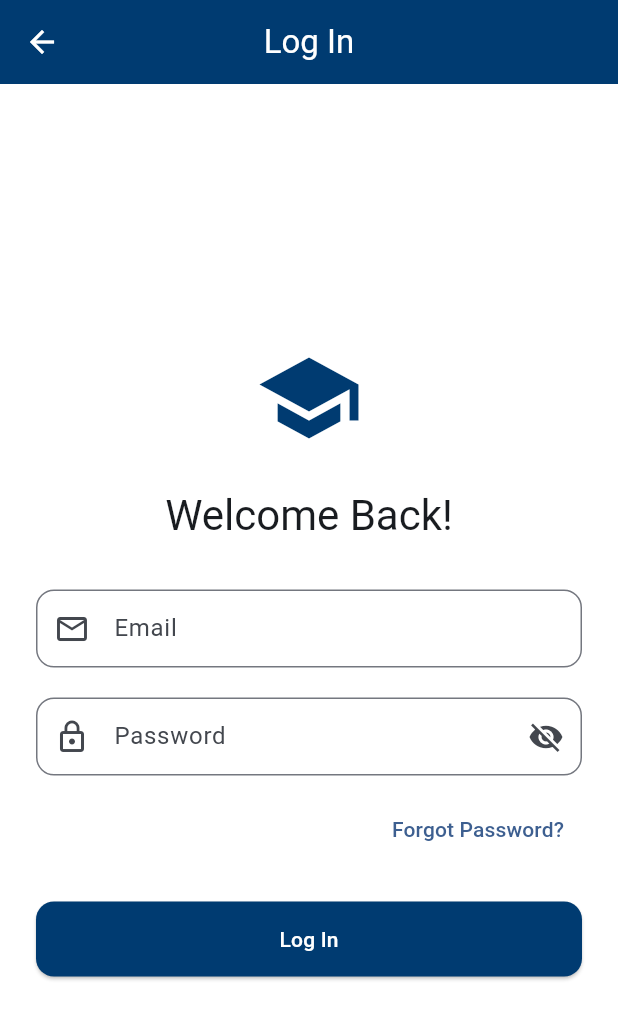
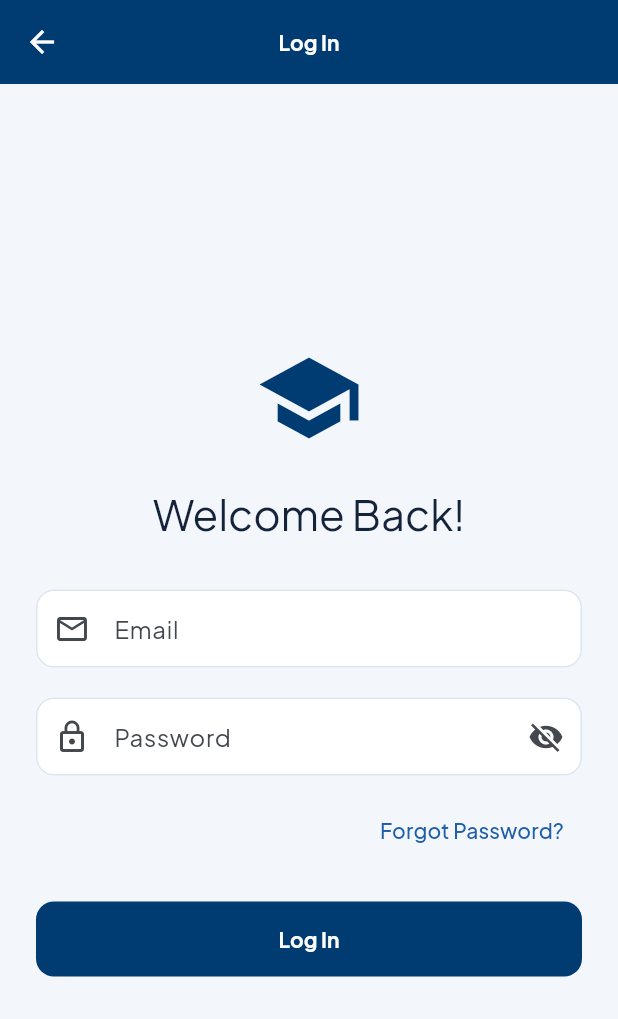
Before and after one commit to ikranurtoksoz/CS310, a Flutter app: the screen it shows after launch, after a tap on "Log In", on a phone screen of 412 x 824 dp. Shown: the top 1019 px of the screen. Run offline on Flutter 3.47's test engine with Material 3 defaults, Android fonts, the phone set to English and light mode, and no system bars; our stand-ins replace google_fonts.

Commit message:
style(theme): Sabancı blue palette, Plus Jakarta Sans and gradient helpers

```diff
--- a/survivor_app/lib/theme/app_theme.dart
+++ b/survivor_app/lib/theme/app_theme.dart
@@ -1,27 +1,110 @@
+import 'package:flutter/material.dart';
+import 'package:google_fonts/google_fonts.dart';
 
-import 'package:flutter/material.dart';
+/// Sabancı University blue palette, Plus Jakarta Sans typography,
+/// soft gradient backgrounds. Shared by every screen.
+class AppTheme {
+  // Core palette (Sabancı blue tones)
+  static const Color primaryColor = Color(0xFF003B71); // SU navy
+  static const Color primaryLight = Color(0xFF1F5FA8);
+  static const Color accent = Color(0xFF4FA3E0); // sky
+  static const Color backgroundColor = Color(0xFFF3F7FC);
+  static const Color surface = Colors.white;
+  static const Color textPrimary = Color(0xFF14233A);
+  static const Color textSecondary = Color(0xFF64748B);
+  static const Color divider = Color(0xFFDCE6F2);
 
-class AppTheme {
-  static const Color primaryColor = Color(0xFF003B71);
-  static const Color backgroundColor = Colors.white;
+  // Semantic colours
+  static const Color success = Color(0xFF2E8B57);
+  static const Color warning = Color(0xFFE09E3C);
+  static const Color danger = Color(0xFFC9485B);
+  static const Color highlight = Color(0xFFE3EEF9);
 
-  static ThemeData lightTheme = ThemeData(
-    useMaterial3: true,
+  /// Subtle page gradient (top → bottom).
+  static const LinearGradient pageGradient = LinearGradient(
+    begin: Alignment.topCenter,
+    end: Alignment.bottomCenter,
+    colors: [Color(0xFFEAF2FB), Color(0xFFF8FBFE), Colors.white],
+    stops: [0.0, 0.45, 1.0],
+  );
+
+  /// Header gradient for app bars and hero cards.
+  static const LinearGradient headerGradient = LinearGradient(
+    begin: Alignment.topLeft,
+    end: Alignment.bottomRight,
+    colors: [Color(0xFF002B55), Color(0xFF003B71), Color(0xFF1F5FA8)],
+  );
+
+  static ThemeData get lightTheme {
+    final base = ThemeData(useMaterial3: true);
+    final textTheme = GoogleFonts.plusJakartaSansTextTheme(base.textTheme)
+        .apply(bodyColor: textPrimary, displayColor: textPrimary);
+
+    return base.copyWith(
       colorScheme: ColorScheme.fromSeed(
         seedColor: primaryColor,
+        primary: primaryColor,
+        secondary: accent,
+        surface: surface,
+        error: danger,
       ),
       scaffoldBackgroundColor: backgroundColor,
-    fontFamily: 'Roboto',
+      textTheme: textTheme,
+      dividerColor: divider,
 
-    appBarTheme: const AppBarTheme(
+      appBarTheme: AppBarTheme(
         backgroundColor: primaryColor,
         foregroundColor: Colors.white,
         centerTitle: true,
+        elevation: 0,
+        surfaceTintColor: Colors.transparent,
+        titleTextStyle: textTheme.titleLarge?.copyWith(
+          color: Colors.white,
+          fontWeight: FontWeight.w700,
+        ),
+      ),
+
+      tabBarTheme: const TabBarThemeData(
+        labelColor: Colors.white,
+        unselectedLabelColor: Color(0xFFB7CDE6),
+        indicatorColor: Color(0xFF4FA3E0),
+        dividerColor: Colors.transparent,
+      ),
+
+      cardTheme: CardThemeData(
+        color: surface,
+        elevation: 0,
+        surfaceTintColor: Colors.transparent,
+        shape: RoundedRectangleBorder(
+          borderRadius: BorderRadius.circular(16),
+          side: const BorderSide(color: divider),
+        ),
+        margin: const EdgeInsets.symmetric(vertical: 6),
+      ),
+
+      chipTheme: ChipThemeData(
+        backgroundColor: surface,
+        selectedColor: highlight,
+        side: const BorderSide(color: divider),
+        labelStyle: textTheme.labelLarge?.copyWith(color: textPrimary),
+        shape:
+            RoundedRectangleBorder(borderRadius: BorderRadius.circular(999)),
       ),
 
       inputDecorationTheme: InputDecorationTheme(
+        filled: true,
+        fillColor: surface,
         border: OutlineInputBorder(
           borderRadius: BorderRadius.circular(12),
+          borderSide: const BorderSide(color: divider),
+        ),
+        enabledBorder: OutlineInputBorder(
+          borderRadius: BorderRadius.circular(12),
+          borderSide: const BorderSide(color: divider),
+        ),
+        focusedBorder: OutlineInputBorder(
+          borderRadius: BorderRadius.circular(12),
+          borderSide: const BorderSide(color: primaryLight, width: 1.6),
         ),
         contentPadding: const EdgeInsets.symmetric(
           horizontal: 16,
@@ -34,10 +117,68 @@ class AppTheme {
           backgroundColor: primaryColor,
           foregroundColor: Colors.white,
           minimumSize: const Size(double.infinity, 50),
+          elevation: 0,
+          textStyle: textTheme.labelLarge?.copyWith(fontWeight: FontWeight.w700),
           shape: RoundedRectangleBorder(
             borderRadius: BorderRadius.circular(12),
           ),
         ),
       ),
+
+      outlinedButtonTheme: OutlinedButtonThemeData(
+        style: OutlinedButton.styleFrom(
+          foregroundColor: primaryColor,
+          minimumSize: const Size(double.infinity, 50),
+          side: const BorderSide(color: primaryColor),
+          textStyle: textTheme.labelLarge?.copyWith(fontWeight: FontWeight.w600),
+          shape: RoundedRectangleBorder(
+            borderRadius: BorderRadius.circular(12),
+          ),
+        ),
+      ),
+
+      textButtonTheme: TextButtonThemeData(
+        style: TextButton.styleFrom(foregroundColor: primaryLight),
+      ),
+
+      navigationBarTheme: NavigationBarThemeData(
+        backgroundColor: surface,
+        indicatorColor: highlight,
+        surfaceTintColor: Colors.transparent,
+        iconTheme: WidgetStateProperty.resolveWith((s) => IconThemeData(
+            color: s.contains(WidgetState.selected)
+                ? primaryColor
+                : textSecondary)),
+        labelTextStyle: WidgetStateProperty.resolveWith((s) =>
+            (textTheme.labelSmall ?? const TextStyle()).copyWith(
+              fontWeight: s.contains(WidgetState.selected)
+                  ? FontWeight.w700
+                  : FontWeight.w500,
+              color: s.contains(WidgetState.selected)
+                  ? primaryColor
+                  : textSecondary,
+            )),
+      ),
+
+      snackBarTheme: SnackBarThemeData(
+        backgroundColor: textPrimary,
+        behavior: SnackBarBehavior.floating,
+        contentTextStyle: textTheme.bodyMedium?.copyWith(color: Colors.white),
+      ),
     );
   }
+}
+
+/// Wraps a page body with the shared soft gradient.
+class GradientBackground extends StatelessWidget {
+  const GradientBackground({super.key, required this.child});
+  final Widget child;
+
+  @override
+  Widget build(BuildContext context) {
+    return Container(
+      decoration: const BoxDecoration(gradient: AppTheme.pageGradient),
+      child: child,
+    );
+  }
+}
--- a/survivor_app/pubspec.yaml
+++ b/survivor_app/pubspec.yaml
@@ -14,6 +14,7 @@ dependencies:
     sdk: flutter
 
   cupertino_icons: ^1.0.8
+  google_fonts: ^6.2.1
 
 dev_dependencies:
   flutter_test:
```
Also changed, not shown: survivor_app/pubspec.lock, 2 other files. Lines whose indentation alone changed are shown as unchanged.
